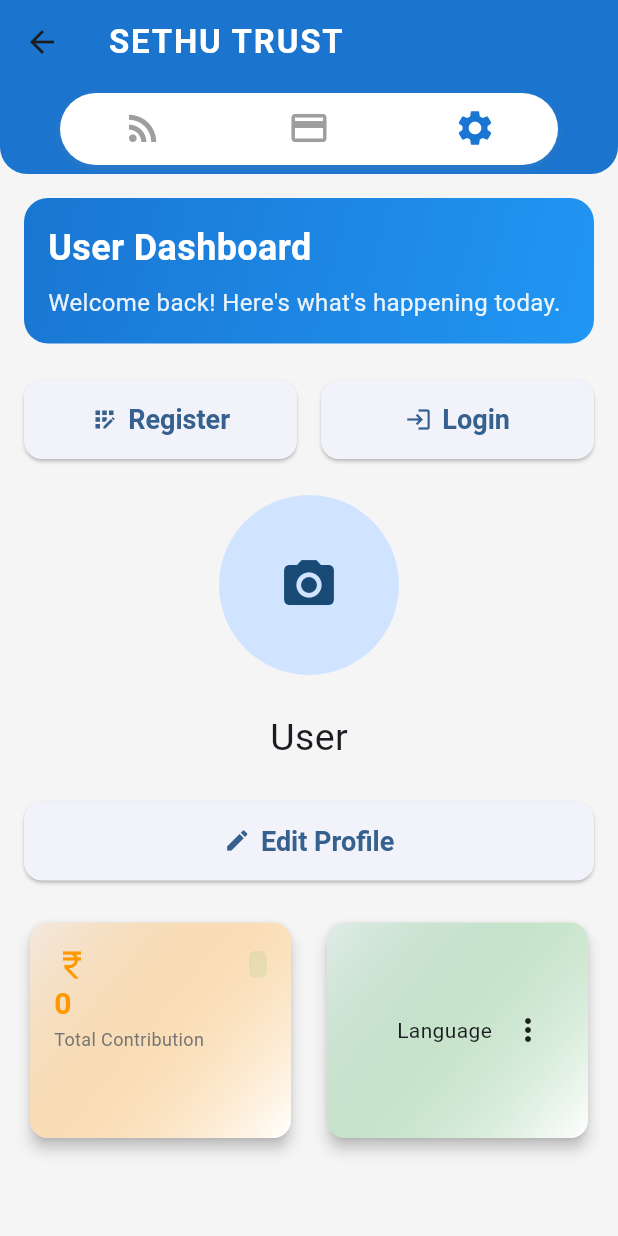
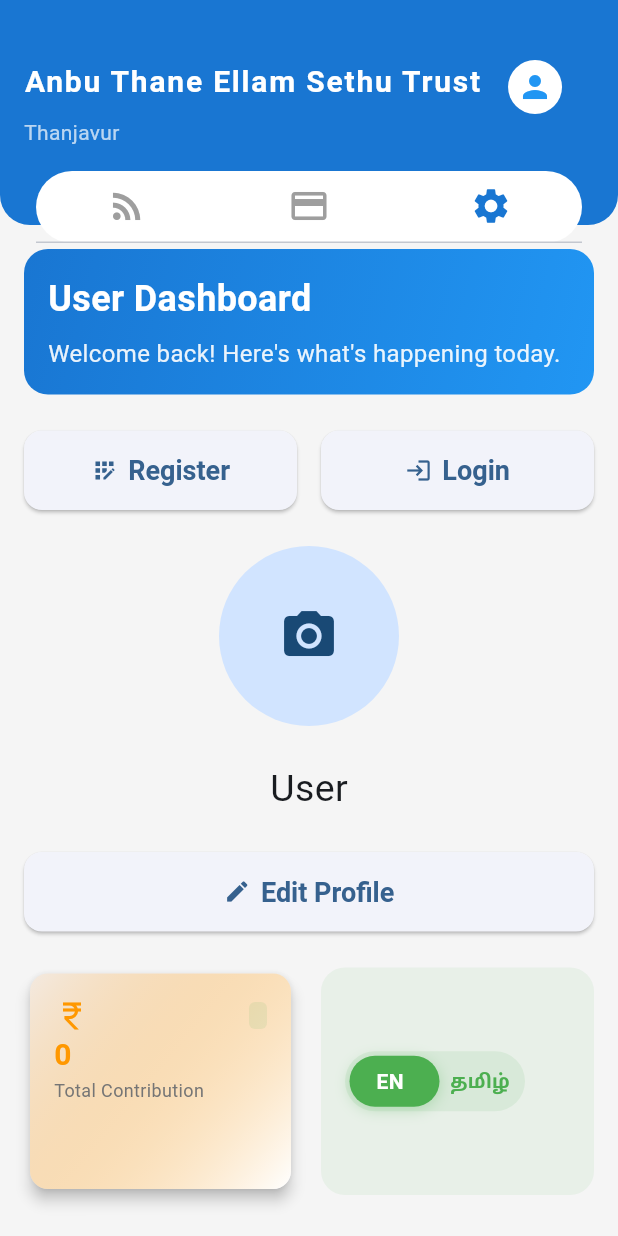
Before and after one commit to sabarinathankr/flutter_atest, a Flutter app: the screen it shows after launch, tab 3 chosen, on a phone screen of 412 x 824 dp. Run offline on Flutter 3.47's test engine with Material 3 defaults, Android fonts, the phone set to English and light mode, and no system bars; our stand-ins replace animated_text_kit, awesome_dialog, connectivity_plus, fluttertoast, image_picker, open_filex and 4 more; missing offline and left inert: alphabet_navigation, excel, flutter_upi_india, mongo_dart, razorpay_flutter.

Commit message:
fixed the app bar issue

```diff
--- a/lib/l10n/app_localizations.dart
+++ b/lib/l10n/app_localizations.dart
@@ -44,7 +44,8 @@ By logging in, you agree to these Terms & Conditions.
 Thank you for supporting our social initiatives.
 '''
 ,
-          'app_name':'SETHU TRUST',
+      'app_name':'Anbu Thane Ellam Sethu Trust',
+      'location':'Thanjavur',
       'brand_name':'Powered by\nWeTech Solutions',
       'title': 'ATEST',
       'search_posts': 'Search posts...',
@@ -109,7 +110,8 @@ By logging in, you agree to these Terms & Conditions.
 Thank you for supporting our social initiatives.
 '''
       ,
-      'app_name':'சேது அறக்கட்டளை',
+      'app_name':'அன்பு தானே எல்லாம் சேது அறக்கட்டளை',
+      'location':'தஞ்சாவூர்',
       'brand_name':'Powered by\nWeTech Solutions',
       'title': 'ATEST',
       'search_posts': 'பதிவுகளைத் தேடுங்கள்...',
--- /dev/null
+++ b/lib/ui/CustomAppBar.dart
@@ -0,0 +1,99 @@
+import 'package:flutter/material.dart';
+
+import '../l10n/app_localizations.dart';
+
+class CustomAppBar extends StatelessWidget implements PreferredSizeWidget {
+  final TabController? tabController;
+  final List<Tab> tabs;
+
+  const CustomAppBar({
+    super.key,
+    required this.tabController,
+    required this.tabs,
+  });
+
+  @override
+  Size get preferredSize => const Size.fromHeight(150);
+
+  @override
+  Widget build(BuildContext context) {
+    return Container(
+      decoration: BoxDecoration(
+        color: Colors.blue.shade700,
+        borderRadius: const BorderRadius.vertical(
+          bottom: Radius.circular(20),
+        ),
+      ),
+      padding: const EdgeInsets.only(top: 40),
+      child: Column(
+        crossAxisAlignment: CrossAxisAlignment.start,
+        children: [
+          // 🔹 TOP ROW
+          Padding(
+            padding: const EdgeInsets.symmetric(horizontal: 16),
+            child: Row(
+              crossAxisAlignment: CrossAxisAlignment.start, // 👈 important
+              children: [
+                // ✅ Multi-line, wrap-content text
+                Flexible(
+                  child: Padding(
+                    padding: const EdgeInsets.only(right: 10),
+                    child: Text(
+                      AppLocalizations.of(context).translate('app_name'),
+                      softWrap: true,
+                      style: const TextStyle(
+                        fontSize: 20,
+                        fontWeight: FontWeight.bold,
+                        color: Colors.white,
+                        letterSpacing: 1.2,
+                      ),
+                    ),
+                  ),
+                ),
+
+                const SizedBox(width: 8),
+
+                CircleAvatar(
+                  radius: 18,
+                  backgroundColor: Colors.white,
+                  child: const Icon(Icons.person, color: Colors.blue),
+                ),
+              ],
+            ),
+          ),
+
+          const SizedBox(height: 2),
+
+          // 🔹 SUBTITLE
+          Padding(
+            padding: const EdgeInsets.symmetric(horizontal: 16),
+            child: Text(
+              AppLocalizations.of(context).translate('location'),
+              softWrap: true,
+              style: const TextStyle(color: Colors.white70),
+            ),
+          ),
+
+          const SizedBox(height: 16),
+
+          // 🔹 TAB BAR
+          Container(
+            margin: const EdgeInsets.symmetric(horizontal: 24),
+            decoration: BoxDecoration(
+              color: Colors.white,
+              borderRadius: BorderRadius.circular(30),
+            ),
+            child: TabBar(
+              controller: tabController,
+              indicatorColor: Colors.transparent,
+              labelColor: Colors.blue.shade700,
+              unselectedLabelColor: Colors.grey,
+              tabs: tabs,
+            ),
+          ),
+        ],
+      ),
+    );
+  }
+
+}
--- a/lib/ui/landingpage.dart
+++ b/lib/ui/landingpage.dart
@@ -1,29 +1,14 @@
 import 'dart:convert';
-import 'dart:io';
-import 'dart:typed_data';
 
-import 'package:alphabet_navigation/alphabet_navigation.dart';
-import 'package:ate/Register.dart';
 import 'package:ate/ui/adminpage.dart';
 import 'package:ate/ui/payment_page.dart';
 import 'package:ate/ui/postpage.dart';
 import 'package:ate/ui/setting_page.dart';
-import 'package:awesome_dialog/awesome_dialog.dart';
-import 'package:file_picker/file_picker.dart';
 import 'package:flutter/material.dart';
-import 'package:image_picker/image_picker.dart';
-import 'package:shared_preferences/shared_preferences.dart';
-import 'package:syncfusion_flutter_charts/charts.dart';
-import 'package:youtube_player_flutter/youtube_player_flutter.dart';
 
-import '../DataFile.dart';
-import '../Login.dart';
-import '../l10n/app_localizations.dart';
-import '../models/comment.dart';
-import '../models/post_data.dart';
-import '../models/sales_data.dart';
 import '../utils/app_constants.dart';
 import '../utils/shared_preference.dart';
+import 'CustomAppBar.dart';
 
 class LandingPage extends StatefulWidget {
   const LandingPage({super.key});
@@ -37,7 +22,6 @@ class _LandingPageState extends State<LandingPage>
   bool _hideadmin = true;
   TabController? _tabController;
 
-
   @override
   void initState() {
     super.initState();
@@ -47,15 +31,14 @@ class _LandingPageState extends State<LandingPage>
 
   Future<void> _initView() async {
     final dataString =
-    await SharedPreferenceHelper.getString(AppConstants.userData);
+        await SharedPreferenceHelper.getString(AppConstants.userData);
 
     final newHideAdmin = !(dataString != null &&
         jsonDecode(dataString)['UsrType'].toString() == "Admin");
 
     if (newHideAdmin != _hideadmin) {
       _tabController?.dispose();
-      _tabController =
-          TabController(length: newHideAdmin ? 3 : 4, vsync: this);
+      _tabController = TabController(length: newHideAdmin ? 3 : 4, vsync: this);
     }
 
     setState(() {
@@ -106,7 +89,8 @@ class _LandingPageState extends State<LandingPage>
 
     return Scaffold(
       backgroundColor: Colors.grey.shade100,
-      appBar: AppBar(
+      /*appBar: AppBar(
+        automaticallyImplyLeading: false, // 👈 removes back arrow
         title: Text(
           AppLocalizations.of(context).translate('app_name'),
           style: TextStyle(fontWeight: FontWeight.bold, letterSpacing: 1.2, color: Colors.white),
@@ -147,6 +131,10 @@ class _LandingPageState extends State<LandingPage>
             ),
           ),
         ),
+      ),*/
+      appBar: CustomAppBar(
+        tabController: _tabController,
+        tabs: tabs,
       ),
       body: TabBarView(
         controller: _tabController,
--- a/lib/ui/setting_page.dart
+++ b/lib/ui/setting_page.dart
@@ -389,7 +389,7 @@ class _UserDashboardTabState extends State<UserDashboardTab>
       ),
     );
   }
-  Widget _buildLanguage(
+ /* Widget _buildLanguage(
        Color color, bool isTablet) {
     return Card(
       elevation: 4,
@@ -424,7 +424,99 @@ class _UserDashboardTabState extends State<UserDashboardTab>
         ),
       ),
     );
+  }*/
+
+  Widget _buildLanguage(Color color, bool isTablet) {
+    String selectedLang = Localizations.localeOf(context).languageCode;
+    bool isEnglish = selectedLang == 'en';
+
+    return Container(
+      padding: EdgeInsets.symmetric(
+          horizontal: isTablet ? 24.0 : 16.0,
+          vertical: isTablet ? 20.0 : 12.0
+      ),
+      decoration: BoxDecoration(
+        borderRadius: BorderRadius.circular(16),
+        color: color.withOpacity(0.08),
+      ),
+      child: Row(
+        mainAxisAlignment: MainAxisAlignment.spaceBetween,
+        children: [
+
+          // Custom Animated Toggle
+          GestureDetector(
+            onTap: () {
+              String newLang = isEnglish ? 'ta' : 'en';
+              MyApp.setLocale(context, Locale(newLang));
+            },
+            child: AnimatedContainer(
+              duration: const Duration(milliseconds: 300),
+              height: 40,
+              width: 120,
+              decoration: BoxDecoration(
+                borderRadius: BorderRadius.circular(25),
+                color: color.withOpacity(0.1),
+              ),
+              child: Stack(
+                children: [
+                  // Sliding Background Indicator
+                  AnimatedAlign(
+                    duration: const Duration(milliseconds: 300),
+                    curve: Curves.easeInOut,
+                    alignment: isEnglish ? Alignment.centerLeft : Alignment.centerRight,
+                    child: Container(
+                      width: 60,
+                      height: 34,
+                      margin: const EdgeInsets.symmetric(horizontal: 3),
+                      decoration: BoxDecoration(
+                        color: color,
+                        borderRadius: BorderRadius.circular(20),
+                        boxShadow: [
+                          BoxShadow(
+                            color: color.withOpacity(0.3),
+                            blurRadius: 8,
+                            offset: const Offset(0, 2),
+                          ),
+                        ],
+                      ),
+                    ),
+                  ),
+                  // Text Labels
+                  Row(
+                    children: [
+                      Expanded(
+                        child: Center(
+                          child: Text(
+                            'EN',
+                            style: TextStyle(
+                              color: isEnglish ? Colors.white : color,
+                              fontWeight: FontWeight.bold,
+                            ),
+                          ),
+                        ),
+                      ),
+                      Expanded(
+                        child: Center(
+                          child: Text(
+                            'தமிழ்',
+                            style: TextStyle(
+                              color: !isEnglish ? Colors.white : color,
+                              fontWeight: FontWeight.bold,
+                            ),
+                          ),
+                        ),
+                      ),
+                    ],
+                  ),
+                ],
+              ),
+            ),
+          ),
+        ],
+      ),
+    );
   }
+
   void _pickImage() {
     // Implement your image picker
   }
```
Also changed, not shown: 2 other files.
